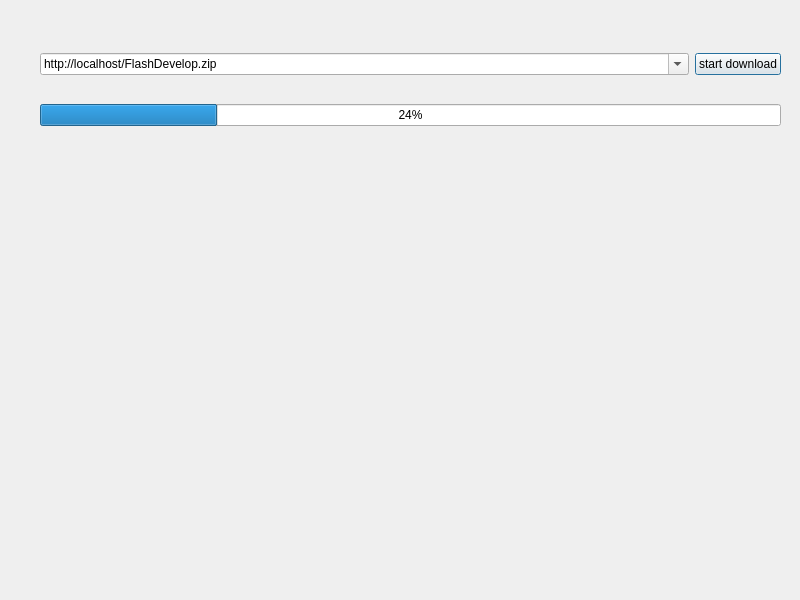
Old version of the form src/sfm_updater/sfmupdatertestdialog.ui in the repository shufameng/sfm_s_test_project.
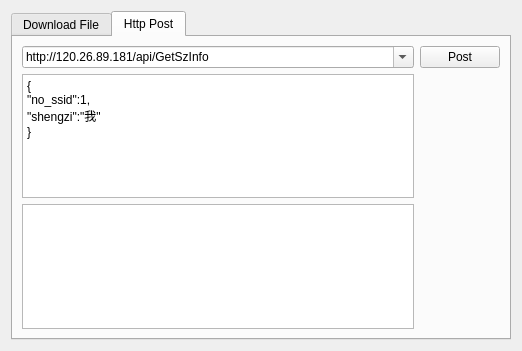
New version of the form.

```diff
--- a/src/sfm_updater/sfmupdatertestdialog.ui
+++ b/src/sfm_updater/sfmupdatertestdialog.ui
@@ -6,22 +6,25 @@
    <rect>
     <x>0</x>
     <y>0</y>
-    <width>800</width>
-    <height>600</height>
+    <width>522</width>
+    <height>351</height>
    </rect>
   </property>
   <property name="windowTitle">
    <string>SfmUpdaterTestDialog</string>
   </property>
-  <widget class="QWidget" name="gridLayoutWidget_2">
-   <property name="geometry">
-    <rect>
-     <x>40</x>
-     <y>30</y>
-     <width>741</width>
-     <height>121</height>
-    </rect>
-   </property>
+  <layout class="QGridLayout" name="gridLayout_3">
+   <item row="0" column="0">
+    <widget class="QTabWidget" name="tabWidget">
+     <property name="currentIndex">
+      <number>1</number>
+     </property>
+     <widget class="QWidget" name="tab">
+      <attribute name="title">
+       <string>Download File</string>
+      </attribute>
+      <layout class="QGridLayout" name="gridLayout">
+       <item row="0" column="0">
    <layout class="QGridLayout" name="gridLayout_2">
     <item row="0" column="0">
      <widget class="QComboBox" name="comboBox_download_url">
@@ -41,22 +44,106 @@
       </item>
      </widget>
     </item>
-    <item row="0" column="1">
-     <widget class="QPushButton" name="pushButton_start_download">
-      <property name="text">
-       <string>start download</string>
-      </property>
-     </widget>
-    </item>
-    <item row="1" column="0" colspan="2">
+         <item row="2" column="0" colspan="2">
      <widget class="QProgressBar" name="progressBar_download_progress">
       <property name="value">
        <number>24</number>
       </property>
      </widget>
     </item>
-   </layout>
-  </widget>
+         <item row="0" column="1">
+          <widget class="QPushButton" name="pushButton_start_download">
+           <property name="text">
+            <string> Start  Download</string>
+           </property>
+          </widget>
+         </item>
+         <item row="1" column="0">
+          <widget class="QComboBox" name="comboBox_download_save_path">
+           <property name="editable">
+            <bool>true</bool>
+           </property>
+           <item>
+            <property name="text">
+             <string>F:\\FlashDevelop.zip</string>
+            </property>
+           </item>
+          </widget>
+         </item>
+         <item row="1" column="1">
+          <widget class="QPushButton" name="pushButton_open_download_save_dir">
+           <property name="text">
+            <string>Open Directory</string>
+           </property>
+          </widget>
+         </item>
+        </layout>
+       </item>
+       <item row="1" column="0">
+        <spacer name="verticalSpacer">
+         <property name="orientation">
+          <enum>Qt::Vertical</enum>
+         </property>
+         <property name="sizeHint" stdset="0">
+          <size>
+           <width>20</width>
+           <height>40</height>
+          </size>
+         </property>
+        </spacer>
+       </item>
+      </layout>
+     </widget>
+     <widget class="QWidget" name="tab_2">
+      <attribute name="title">
+       <string>Http Post</string>
+      </attribute>
+      <layout class="QGridLayout" name="gridLayout_5">
+       <item row="0" column="0">
+        <layout class="QGridLayout" name="gridLayout_4">
+         <item row="1" column="0">
+          <widget class="QTextEdit" name="textEdit_post_formdata">
+           <property name="html">
+            <string>&lt;!DOCTYPE HTML PUBLIC &quot;-//W3C//DTD HTML 4.0//EN&quot; &quot;http://www.w3.org/TR/REC-html40/strict.dtd&quot;&gt;
+&lt;html&gt;&lt;head&gt;&lt;meta name=&quot;qrichtext&quot; content=&quot;1&quot; /&gt;&lt;style type=&quot;text/css&quot;&gt;
+p, li { white-space: pre-wrap; }
+&lt;/style&gt;&lt;/head&gt;&lt;body style=&quot; font-family:'SimSun'; font-size:9pt; font-weight:400; font-style:normal;&quot;&gt;
+&lt;p style=&quot; margin-top:0px; margin-bottom:0px; margin-left:0px; margin-right:0px; -qt-block-indent:0; text-indent:0px;&quot;&gt;{&lt;/p&gt;
+&lt;p style=&quot; margin-top:0px; margin-bottom:0px; margin-left:0px; margin-right:0px; -qt-block-indent:0; text-indent:0px;&quot;&gt;&amp;quot;no_ssid&amp;quot;:1,&lt;/p&gt;
+&lt;p style=&quot; margin-top:0px; margin-bottom:0px; margin-left:0px; margin-right:0px; -qt-block-indent:0; text-indent:0px;&quot;&gt;&amp;quot;shengzi&amp;quot;:&amp;quot;我&amp;quot;&lt;/p&gt;
+&lt;p style=&quot; margin-top:0px; margin-bottom:0px; margin-left:0px; margin-right:0px; -qt-block-indent:0; text-indent:0px;&quot;&gt;}&lt;/p&gt;&lt;/body&gt;&lt;/html&gt;</string>
+           </property>
+          </widget>
+         </item>
+         <item row="0" column="1">
+          <widget class="QPushButton" name="pushButton_do_post">
+           <property name="text">
+            <string>Post</string>
+           </property>
+          </widget>
+         </item>
+         <item row="2" column="0">
+          <widget class="QTextEdit" name="textEdit_post_replydata"/>
+         </item>
+         <item row="0" column="0">
+          <widget class="QComboBox" name="comboBox_post_url">
+           <property name="editable">
+            <bool>true</bool>
+           </property>
+           <item>
+            <property name="text">
+             <string>http://120.26.89.181/api/GetSzInfo</string>
+            </property>
+           </item>
+          </widget>
+         </item>
+        </layout>
+       </item>
+      </layout>
+     </widget>
+    </widget>
+   </item>
+  </layout>
  </widget>
  <resources/>
  <connections/>
```
Lines whose indentation alone changed are shown as unchanged.
